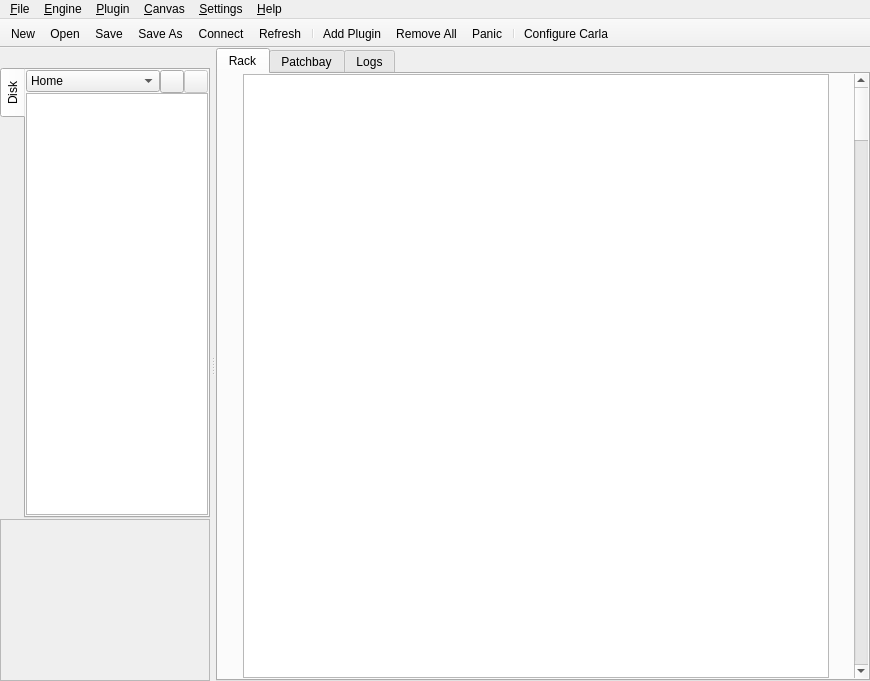
Qt form resources/ui/carla_host.ui (falkTX/Carla) before a commit.
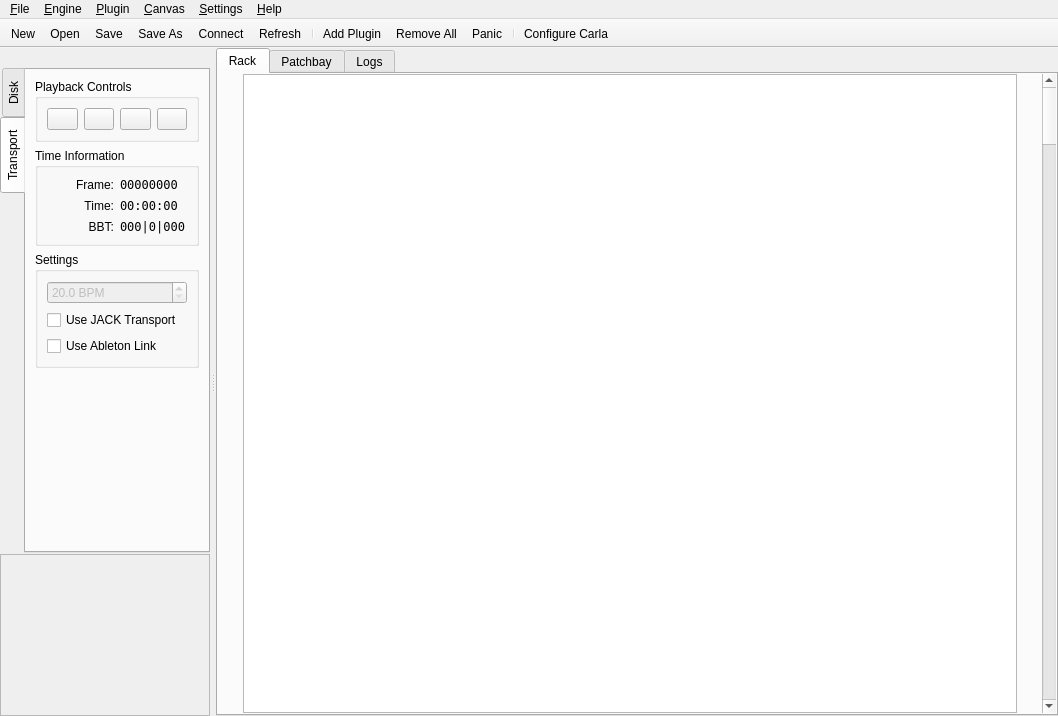
The same form after that commit. The open tabs and pages were chosen to show the change. Icons and pictures are not drawn. Custom widgets are drawn as their Qt base class.

Commit message: Move transport panel into main window as a tab

Diff of the .ui file:
```diff
--- a/resources/ui/carla_host.ui
+++ b/resources/ui/carla_host.ui
@@ -6,8 +6,8 @@
    <rect>
     <x>0</x>
     <y>0</y>
-    <width>870</width>
-    <height>681</height>
+    <width>1058</width>
+    <height>716</height>
    </rect>
   </property>
   <property name="windowTitle">
@@ -192,8 +192,8 @@
     <rect>
      <x>0</x>
      <y>0</y>
-     <width>870</width>
-     <height>20</height>
+     <width>1058</width>
+     <height>37</height>
     </rect>
    </property>
    <widget class="QMenu" name="menu_File">
@@ -456,6 +456,217 @@
            </item>
           </layout>
          </widget>
+         <widget class="QWidget" name="w_transport">
+          <attribute name="title">
+           <string>Transport</string>
+          </attribute>
+          <layout class="QVBoxLayout" name="verticalLayout_6">
+           <item>
+            <widget class="QGroupBox" name="group_transport_controls">
+             <property name="title">
+              <string>Playback Controls</string>
+             </property>
+             <layout class="QHBoxLayout" name="horizontalLayout_5">
+              <item>
+               <widget class="QPushButton" name="b_transport_play">
+                <property name="text">
+                 <string/>
+                </property>
+                <property name="icon">
+                 <iconset resource="../resources.qrc">
+                  <normaloff>:/16x16/media-playback-start.png</normaloff>:/16x16/media-playback-start.png</iconset>
+                </property>
+                <property name="checkable">
+                 <bool>true</bool>
+                </property>
+               </widget>
+              </item>
+              <item>
+               <widget class="QPushButton" name="b_transport_stop">
+                <property name="text">
+                 <string/>
+                </property>
+                <property name="icon">
+                 <iconset resource="../resources.qrc">
+                  <normaloff>:/16x16/media-playback-stop.png</normaloff>:/16x16/media-playback-stop.png</iconset>
+                </property>
+               </widget>
+              </item>
+              <item>
+               <widget class="QPushButton" name="b_transport_backwards">
+                <property name="text">
+                 <string/>
+                </property>
+                <property name="icon">
+                 <iconset resource="../resources.qrc">
+                  <normaloff>:/16x16/media-seek-backward.png</normaloff>:/16x16/media-seek-backward.png</iconset>
+                </property>
+                <property name="autoRepeat">
+                 <bool>true</bool>
+                </property>
+               </widget>
+              </item>
+              <item>
+               <widget class="QPushButton" name="b_transport_forwards">
+                <property name="text">
+                 <string/>
+                </property>
+                <property name="icon">
+                 <iconset resource="../resources.qrc">
+                  <normaloff>:/16x16/media-seek-forward.png</normaloff>:/16x16/media-seek-forward.png</iconset>
+                </property>
+                <property name="autoRepeat">
+                 <bool>true</bool>
+                </property>
+               </widget>
+              </item>
+             </layout>
+            </widget>
+           </item>
+           <item>
+            <widget class="QGroupBox" name="group_transport_info">
+             <property name="title">
+              <string>Time Information</string>
+             </property>
+             <layout class="QVBoxLayout" name="verticalLayout_2">
+              <item>
+               <layout class="QHBoxLayout" name="horizontalLayout_6">
+                <item>
+                 <widget class="QLabel" name="label_transport_frame">
+                  <property name="text">
+                   <string>Frame:</string>
+                  </property>
+                  <property name="alignment">
+                   <set>Qt::AlignRight|Qt::AlignTrailing|Qt::AlignVCenter</set>
+                  </property>
+                 </widget>
+                </item>
+                <item>
+                 <widget class="QLabel" name="l_transport_frame">
+                  <property name="font">
+                   <font>
+                    <family>DejaVu Sans Mono</family>
+                   </font>
+                  </property>
+                  <property name="text">
+                   <string>00000000</string>
+                  </property>
+                 </widget>
+                </item>
+               </layout>
+              </item>
+              <item>
+               <layout class="QHBoxLayout" name="horizontalLayout_7">
+                <item>
+                 <widget class="QLabel" name="label_transport_time">
+                  <property name="text">
+                   <string>Time:</string>
+                  </property>
+                  <property name="alignment">
+                   <set>Qt::AlignRight|Qt::AlignTrailing|Qt::AlignVCenter</set>
+                  </property>
+                 </widget>
+                </item>
+                <item>
+                 <widget class="QLabel" name="l_transport_time">
+                  <property name="font">
+                   <font>
+                    <family>DejaVu Sans Mono</family>
+                   </font>
+                  </property>
+                  <property name="text">
+                   <string>00:00:00</string>
+                  </property>
+                 </widget>
+                </item>
+               </layout>
+              </item>
+              <item>
+               <layout class="QHBoxLayout" name="horizontalLayout_8">
+                <item>
+                 <widget class="QLabel" name="label_transport_bbt">
+                  <property name="text">
+                   <string>BBT:</string>
+                  </property>
+                  <property name="alignment">
+                   <set>Qt::AlignRight|Qt::AlignTrailing|Qt::AlignVCenter</set>
+                  </property>
+                 </widget>
+                </item>
+                <item>
+                 <widget class="QLabel" name="l_transport_bbt">
+                  <property name="font">
+                   <font>
+                    <family>DejaVu Sans Mono</family>
+                   </font>
+                  </property>
+                  <property name="text">
+                   <string>000|0|000</string>
+                  </property>
+                 </widget>
+                </item>
+               </layout>
+              </item>
+             </layout>
+            </widget>
+           </item>
+           <item>
+            <widget class="QGroupBox" name="group_transport_settings">
+             <property name="title">
+              <string>Settings</string>
+             </property>
+             <layout class="QVBoxLayout" name="verticalLayout_5">
+              <item>
+               <widget class="QDoubleSpinBox" name="dsb_transport_bpm">
+                <property name="enabled">
+                 <bool>false</bool>
+                </property>
+                <property name="suffix">
+                 <string> BPM</string>
+                </property>
+                <property name="decimals">
+                 <number>1</number>
+                </property>
+                <property name="minimum">
+                 <double>20.000000000000000</double>
+                </property>
+                <property name="maximum">
+                 <double>999.000000000000000</double>
+                </property>
+               </widget>
+              </item>
+              <item>
+               <widget class="QCheckBox" name="cb_transport_jack">
+                <property name="text">
+                 <string>Use JACK Transport</string>
+                </property>
+               </widget>
+              </item>
+              <item>
+               <widget class="QCheckBox" name="cb_transport_link">
+                <property name="text">
+                 <string>Use Ableton Link</string>
+                </property>
+               </widget>
+              </item>
+             </layout>
+            </widget>
+           </item>
+           <item>
+            <spacer name="verticalSpacer">
+             <property name="orientation">
+              <enum>Qt::Vertical</enum>
+             </property>
+             <property name="sizeHint" stdset="0">
+              <size>
+               <width>20</width>
+               <height>40</height>
+              </size>
+             </property>
+            </spacer>
+           </item>
+          </layout>
+         </widget>
         </widget>
        </item>
        <item>
```
Left out of the diff: 1 changed line with no effect on the pictures. The commit also changes 3 other files.
